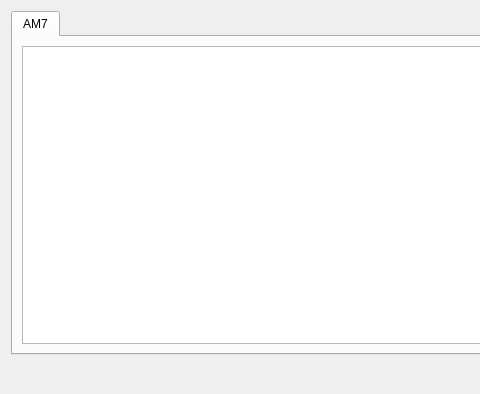
The window that JIO/dlgbeamcmd.ui (coolshou/qiperf) describes before a commit, drawn with Qt 5; both pictures show x 0 to 480 and y 0 to 394 of the 867 by 394 pixel window.
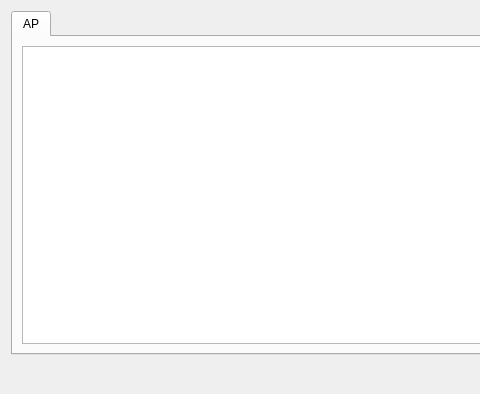
The same window after the commit.

```diff
--- a/JIO/dlgbeamcmd.ui
+++ b/JIO/dlgbeamcmd.ui
@@ -21,7 +21,7 @@
      </property>
      <widget class="QWidget" name="tab">
       <attribute name="title">
-       <string>AM7</string>
+       <string>AP</string>
       </attribute>
       <layout class="QVBoxLayout" name="verticalLayout_2">
        <item>
```
